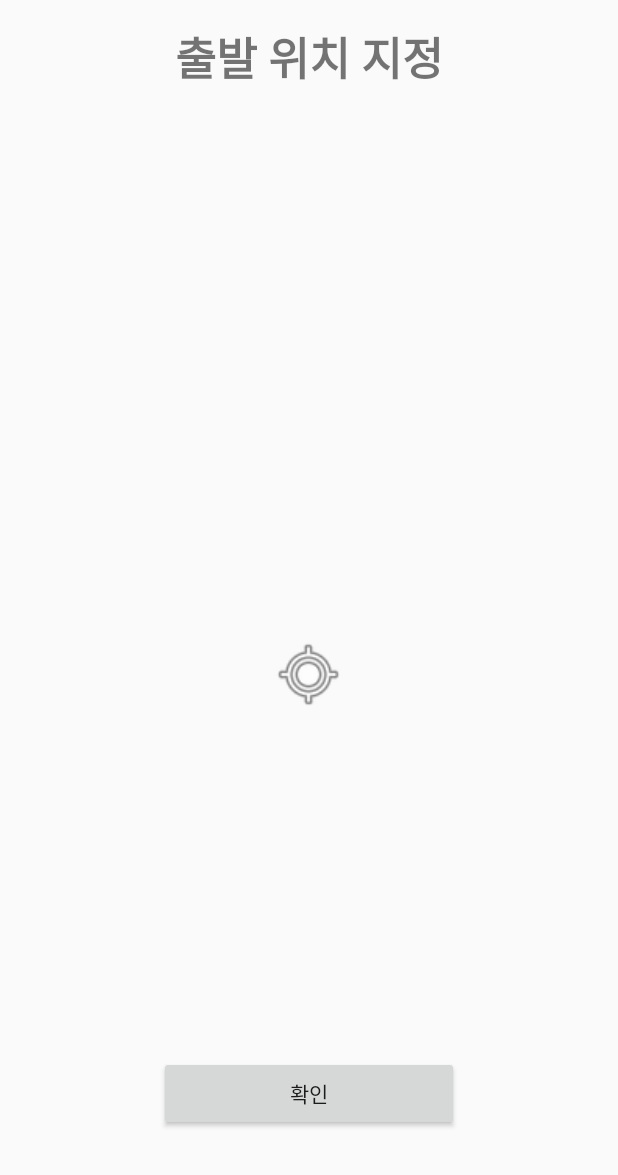
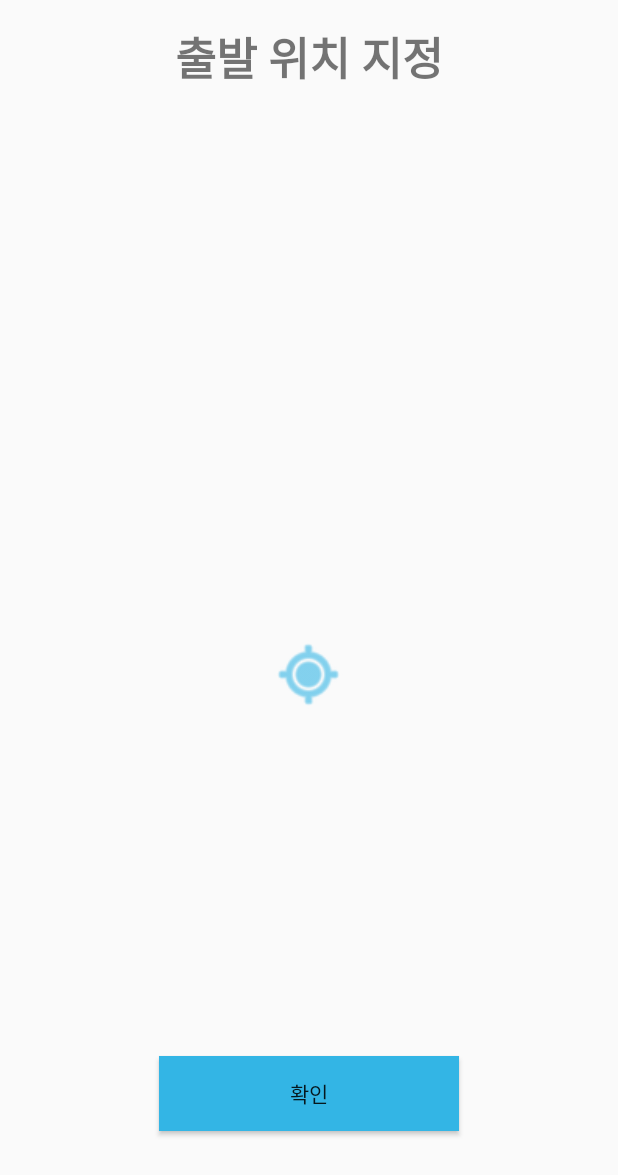
Before and after one commit to 2020Hanium/WeMeetNow_Android, an Android app: the SetMyLocationActivity screen opened directly, with no data from a screen before it, on a phone screen of 412 x 824 dp. Shown: the top 1175 px of the screen. Run offline under Robolectric (Android 15) with nearby library versions, the light colour scheme and no system bars; libraries missing offline, so code that uses them is left out: com.skt, io.socket.emitter; 3 statements that could not run were skipped.

Commit message:
파티 개설 및 초대 완료

```diff
--- a/app/src/main/java/hanium/android/wemeetnow/view/MainActivity.java
+++ b/app/src/main/java/hanium/android/wemeetnow/view/MainActivity.java
@@ -289,10 +289,10 @@ public class MainActivity extends AppCompatActivity {
         JSONObject obj = (JSONObject)args[0];
         try {
             String party_name = obj.getString("party_name");
-            String head = obj.getString("head");
+            String head_name = obj.getString("head_name");
             int totalCount = obj.getInt("total_partyCount");
-            Log.d("socket", "Party Invitation: " + head + ", " + party_name);
-            runOnUiThread(() -> showPartyAlertDialog(party_name, head, totalCount));
+            Log.d("socket", "Party Invitation: " + head_name + ", " + party_name);
+            runOnUiThread(() -> showPartyAlertDialog(party_name, head_name, totalCount));
         } catch (JSONException e) {
             e.printStackTrace();
         }
--- a/app/src/main/res/layout/activity_set_my_location.xml
+++ b/app/src/main/res/layout/activity_set_my_location.xml
@@ -29,12 +29,14 @@
             android:layout_height="50dp"
             android:layout_centerInParent="true"
             android:src="@android:drawable/ic_menu_mylocation"
+            android:tint="@android:color/holo_blue_light"
             android:elevation="10dp"/>
 
         <Button
             android:id="@+id/btn_ok"
             android:layout_width="200dp"
             android:layout_height="50dp"
+            android:background="@android:color/holo_blue_light"
             android:layout_marginBottom="70dp"
             android:layout_centerHorizontal="true"
             android:layout_alignParentBottom="true"
```
Also changed, not shown: app/src/main/java/hanium/android/wemeetnow/view/AddPartyActivity.java (+6 -2 lines).
